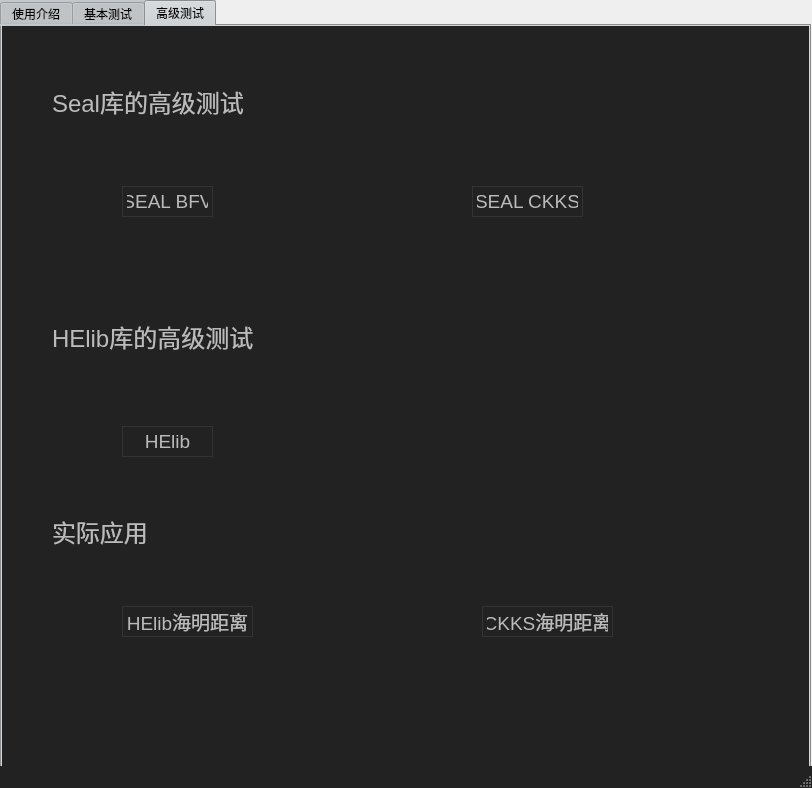
Old version of the form src/mainwindow.ui in the repository YiJingGuo/HEBenchmark.
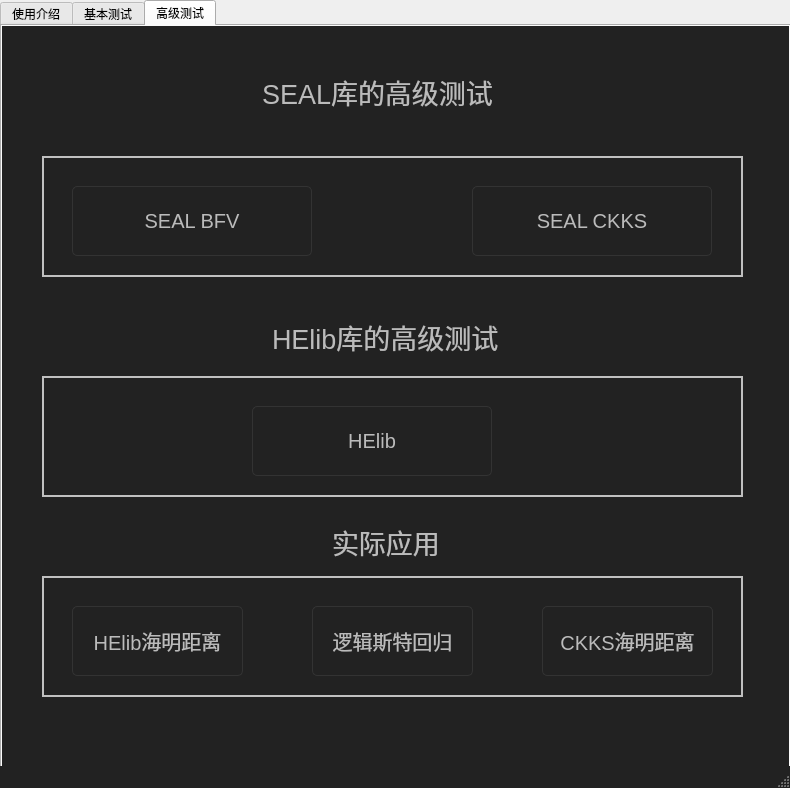
New version of the form. The open tabs and pages were chosen to show the change.

Patch:
```diff
--- a/src/mainwindow.ui
+++ b/src/mainwindow.ui
@@ -6,7 +6,7 @@
    <rect>
     <x>0</x>
     <y>0</y>
-    <width>812</width>
+    <width>790</width>
     <height>788</height>
    </rect>
   </property>
@@ -14,14 +14,60 @@
    <string>HEBenchMark</string>
   </property>
   <property name="styleSheet">
-   <string notr="true">QStackedWidget, QLabel, QPushButton, QRadioButton, QCheckBox, 
+   <string notr="true">QStackedWidget,  QLabel,QPushButton, QRadioButton, QCheckBox, 
 QGroupBox, QStatusBar, QToolButton, QComboBox, QDialog {
     background-color: #222222;
     color: #BBBBBB;
     font-family: &quot;Segoe UI&quot;;
+
 }
-QTabBar, QTabWidget {
-    background-color:#C2C7CB;
+QLabel {
+    border: none;
+    padding: 0;
+    background: none;
+}
+
+QPushButton {
+    border: 1px solid #666666;
+    padding: 4px;
+    min-width: 65px;
+    min-height: 12px;
+}
+
+QPushButton:hover {
+    background-color: #333333;
+    border-color: #444444;
+}
+
+QPushButton:pressed {
+    background-color: #111111;
+    border-color: #333333;
+    color: yellow;
+}
+
+QPushButton:disabled {
+    color: #333333;
+}
+
+QComboBox {
+    background-color: #AAA;
+    border: 1px solid #555;
+    color: black;
+}
+
+QComboBox::drop-down {
+    subcontrol-origin: padding;
+    subcontrol-position: top right;
+    border-left: 1px solid #333333;
+}
+QAbstractScrollArea, QLineEdit, QTextEdit, QAbstractSpinBox, QComboBox {
+    border-color: #333333;
+    border: 1px solid #333333;
+
+}
+
+QPushButton{
+border-radius:5px;padding:2px 4px;
 }</string>
   </property>
   <widget class="QWidget" name="centralWidget">
@@ -30,10 +76,13 @@
      <rect>
       <x>0</x>
       <y>0</y>
-      <width>811</width>
+      <width>791</width>
       <height>771</height>
      </rect>
     </property>
+    <property name="styleSheet">
+     <string notr="true"/>
+    </property>
     <property name="currentIndex">
      <number>1</number>
     </property>
@@ -221,16 +270,16 @@
      <widget class="QPushButton" name="pushButton_4">
       <property name="geometry">
        <rect>
-        <x>120</x>
+        <x>70</x>
         <y>160</y>
-        <width>91</width>
-        <height>31</height>
+        <width>240</width>
+        <height>70</height>
        </rect>
       </property>
       <property name="font">
        <font>
         <family>Segoe UI</family>
-        <pointsize>14</pointsize>
+        <pointsize>15</pointsize>
        </font>
       </property>
       <property name="styleSheet">
@@ -265,14 +314,14 @@
        <rect>
         <x>470</x>
         <y>160</y>
-        <width>111</width>
-        <height>31</height>
+        <width>240</width>
+        <height>70</height>
        </rect>
       </property>
       <property name="font">
        <font>
         <family>Segoe UI</family>
-        <pointsize>14</pointsize>
+        <pointsize>15</pointsize>
        </font>
       </property>
       <property name="styleSheet">
@@ -305,16 +354,16 @@
      <widget class="QPushButton" name="pushButton_6">
       <property name="geometry">
        <rect>
-        <x>120</x>
-        <y>400</y>
-        <width>91</width>
-        <height>31</height>
+        <x>250</x>
+        <y>380</y>
+        <width>240</width>
+        <height>70</height>
        </rect>
       </property>
       <property name="font">
        <font>
         <family>Segoe UI</family>
-        <pointsize>14</pointsize>
+        <pointsize>15</pointsize>
        </font>
       </property>
       <property name="styleSheet">
@@ -347,16 +396,16 @@
      <widget class="QPushButton" name="pushButton_9">
       <property name="geometry">
        <rect>
-        <x>120</x>
+        <x>70</x>
         <y>580</y>
-        <width>131</width>
-        <height>31</height>
+        <width>171</width>
+        <height>70</height>
        </rect>
       </property>
       <property name="font">
        <font>
         <family>Segoe UI</family>
-        <pointsize>14</pointsize>
+        <pointsize>15</pointsize>
        </font>
       </property>
       <property name="styleSheet">
@@ -389,16 +438,16 @@
      <widget class="QPushButton" name="pushButton_10">
       <property name="geometry">
        <rect>
-        <x>480</x>
+        <x>540</x>
         <y>580</y>
-        <width>131</width>
-        <height>31</height>
+        <width>171</width>
+        <height>70</height>
        </rect>
       </property>
       <property name="font">
        <font>
         <family>Segoe UI</family>
-        <pointsize>14</pointsize>
+        <pointsize>15</pointsize>
        </font>
       </property>
       <property name="styleSheet">
@@ -431,38 +480,38 @@
      <widget class="QLabel" name="label_3">
       <property name="geometry">
        <rect>
-        <x>50</x>
-        <y>40</y>
-        <width>201</width>
+        <x>260</x>
+        <y>30</y>
+        <width>231</width>
         <height>71</height>
        </rect>
       </property>
       <property name="font">
        <font>
         <family>Segoe UI</family>
-        <pointsize>18</pointsize>
+        <pointsize>20</pointsize>
        </font>
       </property>
       <property name="styleSheet">
        <string notr="true"/>
       </property>
       <property name="text">
-       <string>Seal库的高级测试</string>
+       <string>SEAL库的高级测试</string>
       </property>
      </widget>
      <widget class="QLabel" name="label_4">
       <property name="geometry">
        <rect>
-        <x>50</x>
+        <x>270</x>
         <y>270</y>
-        <width>211</width>
+        <width>241</width>
         <height>81</height>
        </rect>
       </property>
       <property name="font">
        <font>
         <family>Segoe UI</family>
-        <pointsize>18</pointsize>
+        <pointsize>20</pointsize>
        </font>
       </property>
       <property name="text">
@@ -472,22 +521,124 @@
      <widget class="QLabel" name="label_5">
       <property name="geometry">
        <rect>
-        <x>50</x>
-        <y>480</y>
-        <width>101</width>
+        <x>330</x>
+        <y>490</y>
+        <width>111</width>
         <height>51</height>
        </rect>
       </property>
       <property name="font">
        <font>
         <family>Segoe UI</family>
-        <pointsize>18</pointsize>
+        <pointsize>20</pointsize>
        </font>
       </property>
       <property name="text">
        <string>实际应用</string>
       </property>
      </widget>
+     <widget class="QLabel" name="label_9">
+      <property name="geometry">
+       <rect>
+        <x>40</x>
+        <y>130</y>
+        <width>701</width>
+        <height>121</height>
+       </rect>
+      </property>
+      <property name="styleSheet">
+       <string notr="true">QLabel{border:2px solid rgb(192,192,192);}</string>
+      </property>
+      <property name="text">
+       <string/>
+      </property>
+     </widget>
+     <widget class="QLabel" name="label_10">
+      <property name="geometry">
+       <rect>
+        <x>40</x>
+        <y>350</y>
+        <width>701</width>
+        <height>121</height>
+       </rect>
+      </property>
+      <property name="styleSheet">
+       <string notr="true">QLabel{border:2px solid rgb(192,192,192);}</string>
+      </property>
+      <property name="text">
+       <string/>
+      </property>
+     </widget>
+     <widget class="QLabel" name="label_11">
+      <property name="geometry">
+       <rect>
+        <x>40</x>
+        <y>550</y>
+        <width>701</width>
+        <height>121</height>
+       </rect>
+      </property>
+      <property name="styleSheet">
+       <string notr="true">QLabel{border:2px solid rgb(192,192,192);}</string>
+      </property>
+      <property name="text">
+       <string/>
+      </property>
+     </widget>
+     <widget class="QPushButton" name="pushButton_11">
+      <property name="geometry">
+       <rect>
+        <x>310</x>
+        <y>580</y>
+        <width>161</width>
+        <height>70</height>
+       </rect>
+      </property>
+      <property name="font">
+       <font>
+        <family>Segoe UI</family>
+        <pointsize>15</pointsize>
+       </font>
+      </property>
+      <property name="styleSheet">
+       <string notr="true">QPushButton {
+    border: 1px solid #333333;
+    padding: 4px;
+    min-width: 65px;
+    min-height: 12px;
+}
+
+QPushButton:hover {
+    background-color: #333333;
+    border-color: #444444;
+}
+
+QPushButton:pressed {
+    background-color: #111111;
+    border-color: #333333;
+    color: yellow;
+}
+
+QPushButton:disabled {
+    color: #333333;
+}</string>
+      </property>
+      <property name="text">
+       <string>逻辑斯特回归</string>
+      </property>
+     </widget>
+     <zorder>label_11</zorder>
+     <zorder>label_10</zorder>
+     <zorder>label_9</zorder>
+     <zorder>pushButton_4</zorder>
+     <zorder>pushButton_5</zorder>
+     <zorder>pushButton_6</zorder>
+     <zorder>pushButton_9</zorder>
+     <zorder>pushButton_10</zorder>
+     <zorder>label_3</zorder>
+     <zorder>label_4</zorder>
+     <zorder>label_5</zorder>
+     <zorder>pushButton_11</zorder>
     </widget>
    </widget>
   </widget>
```
Left out of the diff: 148 changed lines with no effect on the pictures.
